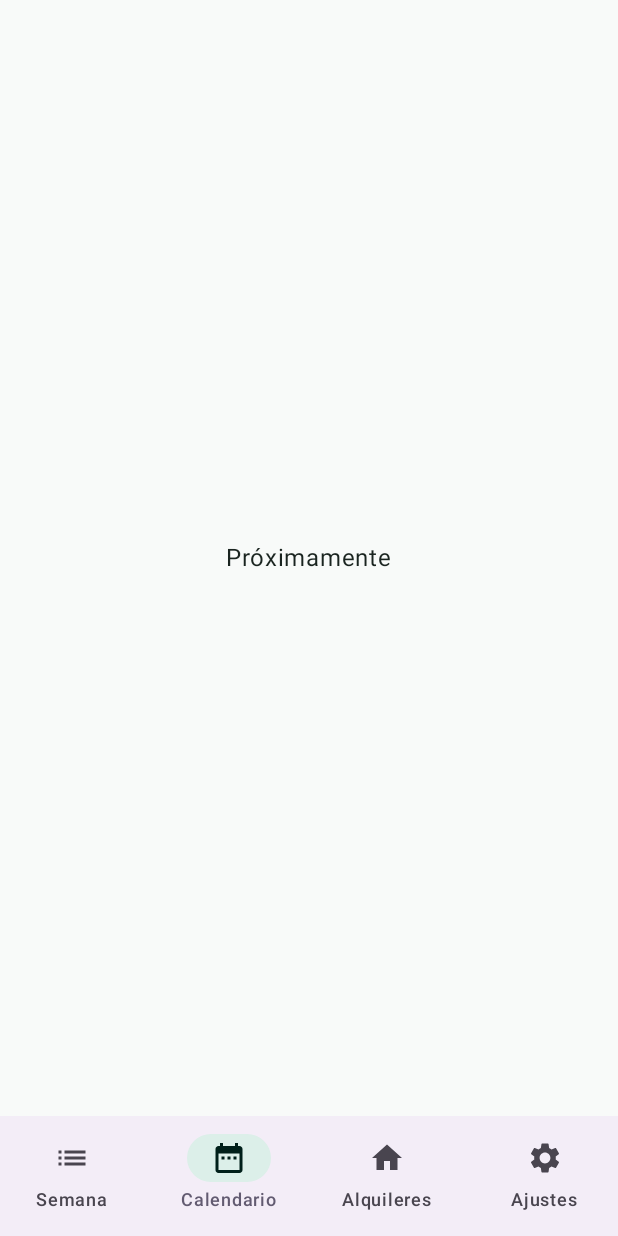
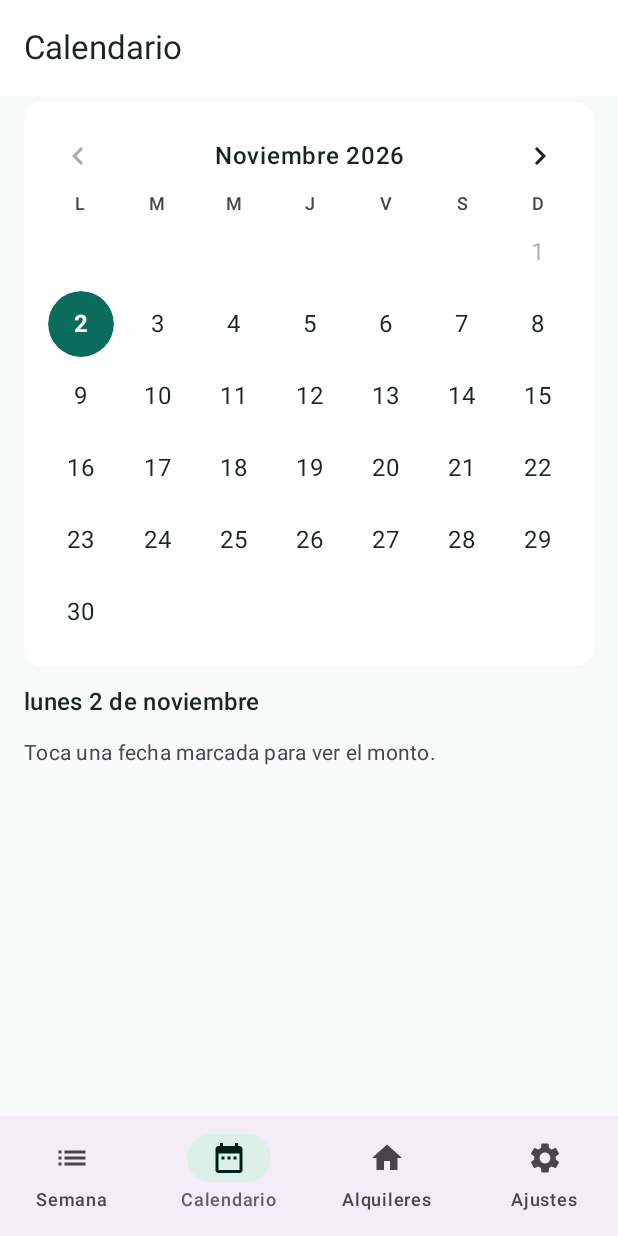
Before and after one commit to brandonC-developer/Mobile, an Android app built with Jetpack Compose: the screen it shows after launch (MainActivity), item 2 of the bottom bar chosen, on a phone screen of 412 x 824 dp. Run offline under Robolectric (Android 15) with nearby library versions, the phone set to English and light mode, and no system bars; our stand-ins replace Room's generated code.

Commit message:
feat: milestone H3 weekly summary and calendar, with unit and screen tests
Co-Authored-By: Claude Sonnet 5.5 <noreply@anthropic.com>

```diff
--- a/app/build.gradle.kts
+++ b/app/build.gradle.kts
@@ -56,6 +56,10 @@ dependencies {
     testImplementation(libs.junit)
     androidTestImplementation(libs.androidx.test.ext.junit)
     androidTestImplementation(libs.androidx.test.runner)
+    androidTestImplementation(libs.androidx.test.espresso.core)
+    androidTestImplementation(platform(libs.androidx.compose.bom))
+    androidTestImplementation(libs.androidx.compose.ui.test.junit4)
+    debugImplementation(libs.androidx.compose.ui.test.manifest)
 }
 
 // Room keeps a JSON copy of each schema version so migrations can be tested (ADR-0002).
--- /dev/null
+++ b/app/src/main/java/app/apartment/mobile/domain/CalendarNavigation.kt
@@ -0,0 +1,29 @@
+package app.apartment.mobile.domain
+
+import java.time.LocalDate
+import java.time.YearMonth
+
+/** FR-014: the cells of a month grid whose weeks start on Monday. Null cells are the blanks before day 1 and after the last day. */
+object CalendarGrid {
+    fun cells(month: YearMonth): List<LocalDate?> {
+        val leading = month.atDay(1).dayOfWeek.value - 1
+        val days = (1..month.lengthOfMonth()).map { month.atDay(it) }
+        val all = List<LocalDate?>(leading) { null } + days
+        return all + List<LocalDate?>((7 - all.size % 7) % 7) { null }
+    }
+}
+
+/** FR-016: previous, current and next week, and no further. The current week is offset 0. */
+object WeekNavigation {
+    const val MIN = -1
+    const val MAX = 1
+
+    fun clamp(offset: Int): Int = offset.coerceIn(MIN, MAX)
+    fun canGoBack(offset: Int): Boolean = offset > MIN
+    fun canGoForward(offset: Int): Boolean = offset < MAX
+    fun weekFor(today: LocalDate, offset: Int): Week = CollectionCalculator.weekOf(today.plusWeeks(clamp(offset).toLong()))
+}
+
+/** FR-015: the week's entries grouped by day, in date order. */
+fun WeekSummary.byDay(): List<Pair<LocalDate, List<Collection>>> =
+    entries.groupBy { it.date }.toList().sortedBy { it.first }
--- a/app/src/main/java/app/apartment/mobile/ui/AppRoot.kt
+++ b/app/src/main/java/app/apartment/mobile/ui/AppRoot.kt
@@ -30,6 +30,8 @@ import androidx.compose.ui.Alignment
 import androidx.compose.ui.Modifier
 import androidx.compose.ui.graphics.vector.ImageVector
 import androidx.compose.ui.res.stringResource
+import androidx.lifecycle.Lifecycle
+import androidx.lifecycle.compose.LifecycleEventEffect
 import androidx.lifecycle.compose.collectAsStateWithLifecycle
 import androidx.lifecycle.viewmodel.compose.viewModel
 import app.apartment.mobile.R
@@ -49,6 +51,7 @@ fun AppRoot(vm: AppViewModel = viewModel()) {
     val savedText = stringResource(R.string.rental_saved, "%s")
 
     BackHandler(enabled = vm.screen != Screen.Tabs) { vm.back() }
+    LifecycleEventEffect(Lifecycle.Event.ON_STOP) { vm.resetHome() }
     LaunchedEffect(pendingMessage) {
         pendingMessage?.let { snackbar.showSnackbar(it); pendingMessage = null }
     }
@@ -75,7 +78,9 @@ fun AppRoot(vm: AppViewModel = viewModel()) {
                         onOpen = { vm.open(Screen.RentalDetail(it)) },
                         onPeople = { vm.open(Screen.People) },
                     )
-                    else -> Box(Modifier.fillMaxSize(), contentAlignment = Alignment.Center) { Text(stringResource(R.string.soon)) }
+                    Tab.WEEK -> WeekScreen(rentals, tenants, properties, today, vm.weekOffset, vm::showWeek)
+                    Tab.CALENDAR -> CalendarScreen(rentals, tenants, properties, today)
+                    Tab.SETTINGS -> Box(Modifier.fillMaxSize(), contentAlignment = Alignment.Center) { Text(stringResource(R.string.soon)) }
                 }
             }
         }
--- a/app/src/main/java/app/apartment/mobile/ui/AppViewModel.kt
+++ b/app/src/main/java/app/apartment/mobile/ui/AppViewModel.kt
@@ -13,6 +13,7 @@ import app.apartment.mobile.data.Repository
 import app.apartment.mobile.data.TenantEntity
 import app.apartment.mobile.domain.Rental
 import app.apartment.mobile.domain.RentalError
+import app.apartment.mobile.domain.WeekNavigation
 import java.time.LocalDate
 import kotlinx.coroutines.flow.SharingStarted
 import kotlinx.coroutines.flow.map
@@ -39,10 +40,21 @@ class AppViewModel(app: Application) : AndroidViewModel(app) {
 
     var screen: Screen by mutableStateOf(Screen.Tabs)
         private set
-    var tab by mutableStateOf(Tab.RENTALS)
+    var tab by mutableStateOf(Tab.WEEK)
         private set
 
     fun today(): LocalDate = LocalDate.now()
+
+    var weekOffset by mutableStateOf(0)
+        private set
+
+    fun showWeek(offset: Int) { weekOffset = WeekNavigation.clamp(offset) }
+
+    /** FR-016: leaving the app and coming back shows the current week again. */
+    fun resetHome() {
+        weekOffset = 0
+        if (screen == Screen.Tabs) tab = Tab.WEEK
+    }
 
     fun open(next: Screen) { screen = next }
     fun selectTab(next: Tab) { tab = next }
--- /dev/null
+++ b/app/src/main/java/app/apartment/mobile/ui/CalendarScreen.kt
@@ -0,0 +1,169 @@
+@file:OptIn(ExperimentalMaterial3Api::class)
+
+package app.apartment.mobile.ui
+
+import androidx.compose.foundation.BorderStroke
+import androidx.compose.foundation.border
+import androidx.compose.foundation.clickable
+import androidx.compose.foundation.layout.Arrangement
+import androidx.compose.foundation.layout.Box
+import androidx.compose.foundation.layout.Column
+import androidx.compose.foundation.layout.Row
+import androidx.compose.foundation.layout.fillMaxSize
+import androidx.compose.foundation.layout.fillMaxWidth
+import androidx.compose.foundation.layout.heightIn
+import androidx.compose.foundation.layout.padding
+import androidx.compose.foundation.layout.size
+import androidx.compose.foundation.rememberScrollState
+import androidx.compose.foundation.shape.CircleShape
+import androidx.compose.foundation.verticalScroll
+import androidx.compose.material.icons.Icons
+import androidx.compose.material.icons.filled.KeyboardArrowLeft
+import androidx.compose.material.icons.filled.KeyboardArrowRight
+import androidx.compose.material3.Card
+import androidx.compose.material3.CardDefaults
+import androidx.compose.material3.ExperimentalMaterial3Api
+import androidx.compose.material3.Icon
+import androidx.compose.material3.IconButton
+import androidx.compose.material3.MaterialTheme
+import androidx.compose.material3.Scaffold
+import androidx.compose.material3.Text
+import androidx.compose.runtime.Composable
+import androidx.compose.runtime.getValue
+import androidx.compose.runtime.mutableStateOf
+import androidx.compose.runtime.saveable.rememberSaveable
+import androidx.compose.runtime.setValue
+import androidx.compose.ui.Alignment
+import androidx.compose.ui.Modifier
+import androidx.compose.ui.draw.clip
+import androidx.compose.ui.draw.drawBehind
+import androidx.compose.ui.graphics.Color
+import androidx.compose.ui.platform.testTag
+import androidx.compose.ui.res.stringResource
+import androidx.compose.ui.text.font.FontWeight
+import androidx.compose.ui.text.style.TextAlign
+import androidx.compose.ui.unit.dp
+import app.apartment.mobile.R
+import app.apartment.mobile.data.PropertyEntity
+import app.apartment.mobile.data.TenantEntity
+import app.apartment.mobile.domain.CalendarGrid
+import app.apartment.mobile.domain.CollectionCalculator
+import app.apartment.mobile.domain.Format
+import app.apartment.mobile.domain.Rental
+import java.time.LocalDate
+import java.time.YearMonth
+
+private val dayLetters = listOf("L", "M", "M", "J", "V", "S", "D")
+
+/**
+ * UC-005, FR-014: a month grid of collections due today and later. Dates before today show no collections and
+ * cannot be selected; no statuses are shown (AC-FR-014-3). The month cannot go back before the current month.
+ */
+@Composable
+fun CalendarScreen(
+    rentals: List<Rental>, tenants: List<TenantEntity>, properties: List<PropertyEntity>, today: LocalDate,
+) {
+    var monthEpoch by rememberSaveable { mutableStateOf(today.withDayOfMonth(1).toEpochDay()) }
+    var selectedEpoch by rememberSaveable { mutableStateOf(today.toEpochDay()) }
+    val month = YearMonth.from(LocalDate.ofEpochDay(monthEpoch))
+    val selected = LocalDate.ofEpochDay(selectedEpoch)
+    val current = YearMonth.from(today)
+    val inMonth = CollectionCalculator.calendar(rentals, month, today)
+    val withCollections = inMonth.map { it.date }.toSet()
+    val ofSelected = inMonth.filter { it.date == selected }
+
+    Scaffold(topBar = { AppTopBar(stringResource(R.string.calendar_title)) }) { padding ->
+        Column(
+            Modifier.fillMaxSize().padding(padding).padding(horizontal = 16.dp, vertical = 4.dp).verticalScroll(rememberScrollState()),
+            verticalArrangement = Arrangement.spacedBy(12.dp),
+        ) {
+            Card(Modifier.fillMaxWidth(), colors = CardDefaults.cardColors(containerColor = MaterialTheme.colorScheme.surface)) {
+                Column(Modifier.padding(12.dp)) {
+                    Row(verticalAlignment = Alignment.CenterVertically) {
+                        IconButton(
+                            onClick = { monthEpoch = month.minusMonths(1).atDay(1).toEpochDay() }, enabled = month.isAfter(current),
+                            modifier = Modifier.size(48.dp).testTag("month-previous"),
+                        ) { Icon(Icons.Default.KeyboardArrowLeft, contentDescription = stringResource(R.string.calendar_prev_month)) }
+                        Text(
+                            Format.monthYear(month.atDay(1)), fontWeight = FontWeight.SemiBold, textAlign = TextAlign.Center,
+                            modifier = Modifier.weight(1f).testTag("month-label"),
+                        )
+                        IconButton(
+                            onClick = { monthEpoch = month.plusMonths(1).atDay(1).toEpochDay() },
+                            modifier = Modifier.size(48.dp).testTag("month-next"),
+                        ) { Icon(Icons.Default.KeyboardArrowRight, contentDescription = stringResource(R.string.calendar_next_month)) }
+                    }
+                    Row(Modifier.fillMaxWidth()) {
+                        dayLetters.forEach {
+                            Text(
+                                it, modifier = Modifier.weight(1f), textAlign = TextAlign.Center,
+                                style = MaterialTheme.typography.labelMedium, color = MaterialTheme.colorScheme.onSurfaceVariant,
+                            )
+                        }
+                    }
+                    CalendarGrid.cells(month).chunked(7).forEach { week ->
+                        Row(Modifier.fillMaxWidth()) {
+                            week.forEach { date ->
+                                DayCell(
+                                    date = date, today = today, selected = selected, marked = date in withCollections,
+                                    onSelect = { selectedEpoch = it.toEpochDay() }, modifier = Modifier.weight(1f),
+                                )
+                            }
+                        }
+                    }
+                }
+            }
+
+            Text(Format.longDate(selected), style = MaterialTheme.typography.titleMedium, fontWeight = FontWeight.SemiBold)
+            if (ofSelected.isEmpty()) {
+                Text(
+                    stringResource(if (withCollections.isEmpty()) R.string.calendar_hint else R.string.calendar_day_none),
+                    style = MaterialTheme.typography.bodyMedium, color = MaterialTheme.colorScheme.onSurfaceVariant,
+                    modifier = Modifier.testTag("day-empty"),
+                )
+            }
+            ofSelected.forEach { entry ->
+                CollectionRow(
+                    property = properties.firstOrNull { it.id == entry.propertyId }?.name.orEmpty(),
+                    tenant = tenants.firstOrNull { it.id == entry.tenantId }?.fullName.orEmpty(),
+                    amount = entry.amount,
+                )
+            }
+        }
+    }
+}
+
+@Composable
+private fun DayCell(
+    date: LocalDate?, today: LocalDate, selected: LocalDate, marked: Boolean, onSelect: (LocalDate) -> Unit, modifier: Modifier,
+) {
+    Box(modifier.heightIn(min = 48.dp), contentAlignment = Alignment.Center) {
+        if (date == null) return@Box
+        val past = date.isBefore(today)
+        val isSelected = date == selected
+        val colors = MaterialTheme.colorScheme
+        val background = when {
+            isSelected -> colors.primary
+            marked -> colors.primaryContainer
+            else -> Color.Transparent
+        }
+        val textColor = when {
+            isSelected -> colors.onPrimary
+            marked -> colors.onPrimaryContainer
+            past -> colors.onSurface.copy(alpha = 0.38f)
+            else -> colors.onSurface
+        }
+        Box(
+            Modifier
+                .size(44.dp)
+                .clip(CircleShape)
+                .drawBehind { drawCircle(background) }
+                .then(if (date == today && !isSelected) Modifier.border(BorderStroke(1.5.dp, colors.primary), CircleShape) else Modifier)
+                .then(if (past) Modifier else Modifier.clickable { onSelect(date) })
+                .testTag("day-$date"),
+            contentAlignment = Alignment.Center,
+        ) {
+            Text(date.dayOfMonth.toString(), color = textColor, fontWeight = if (marked || isSelected) FontWeight.Bold else FontWeight.Normal)
+        }
+    }
+}
--- /dev/null
+++ b/app/src/main/java/app/apartment/mobile/ui/WeekScreen.kt
@@ -0,0 +1,129 @@
+@file:OptIn(ExperimentalMaterial3Api::class)
+
+package app.apartment.mobile.ui
+
+import androidx.compose.foundation.layout.Arrangement
+import androidx.compose.foundation.layout.Column
+import androidx.compose.foundation.layout.PaddingValues
+import androidx.compose.foundation.layout.Row
+import androidx.compose.foundation.layout.fillMaxSize
+import androidx.compose.foundation.layout.fillMaxWidth
+import androidx.compose.foundation.layout.padding
+import androidx.compose.foundation.layout.size
+import androidx.compose.foundation.lazy.LazyColumn
+import androidx.compose.foundation.lazy.items
+import androidx.compose.material.icons.Icons
+import androidx.compose.material.icons.filled.KeyboardArrowLeft
+import androidx.compose.material.icons.filled.KeyboardArrowRight
+import androidx.compose.material3.Card
+import androidx.compose.material3.CardDefaults
+import androidx.compose.material3.ExperimentalMaterial3Api
+import androidx.compose.material3.Icon
+import androidx.compose.material3.IconButton
+import androidx.compose.material3.MaterialTheme
+import androidx.compose.material3.Scaffold
+import androidx.compose.material3.Surface
+import androidx.compose.material3.Text
+import androidx.compose.runtime.Composable
+import androidx.compose.ui.Alignment
+import androidx.compose.ui.Modifier
+import androidx.compose.ui.platform.testTag
+import androidx.compose.ui.res.stringResource
+import androidx.compose.ui.text.font.FontWeight
+import androidx.compose.ui.text.style.TextAlign
+import androidx.compose.ui.unit.dp
+import app.apartment.mobile.R
+import app.apartment.mobile.data.PropertyEntity
+import app.apartment.mobile.data.TenantEntity
+import app.apartment.mobile.domain.CollectionCalculator
+import app.apartment.mobile.domain.Format
+import app.apartment.mobile.domain.Rental
+import app.apartment.mobile.domain.WeekNavigation
+import app.apartment.mobile.domain.byDay
+import java.time.LocalDate
+
+/**
+ * UC-004, FR-015 to FR-017: collections of one week, Monday to Sunday, with the total. [offset] is 0 for the
+ * current week; the previous and next weeks are the only others (FR-016). No statuses are shown (FR-015).
+ */
+@Composable
+fun WeekScreen(
+    rentals: List<Rental>, tenants: List<TenantEntity>, properties: List<PropertyEntity>, today: LocalDate,
+    offset: Int, onOffset: (Int) -> Unit,
+) {
+    val summary = CollectionCalculator.weekSummary(rentals, WeekNavigation.weekFor(today, offset).start)
+    val subtitle = when (offset) {
+        0 -> R.string.week_subtitle_current
+        -1 -> R.string.week_subtitle_previous
+        else -> R.string.week_subtitle_next
+    }
+    Scaffold(topBar = { AppTopBar(stringResource(R.string.week_title)) }) { padding ->
+        LazyColumn(
+            Modifier.fillMaxSize().padding(padding),
+            contentPadding = PaddingValues(16.dp, 4.dp, 16.dp, 24.dp),
+            verticalArrangement = Arrangement.spacedBy(8.dp),
+        ) {
+            item {
+                Card(Modifier.fillMaxWidth(), colors = CardDefaults.cardColors(containerColor = MaterialTheme.colorScheme.surface)) {
+                    Row(Modifier.padding(8.dp), verticalAlignment = Alignment.CenterVertically) {
+                        IconButton(
+                            onClick = { onOffset(WeekNavigation.clamp(offset - 1)) }, enabled = WeekNavigation.canGoBack(offset),
+                            modifier = Modifier.size(48.dp).testTag("week-previous"),
+                        ) { Icon(Icons.Default.KeyboardArrowLeft, contentDescription = stringResource(R.string.week_go_previous)) }
+                        Column(Modifier.weight(1f), horizontalAlignment = Alignment.CenterHorizontally) {
+                            Text(Format.weekRange(summary.week), fontWeight = FontWeight.SemiBold, modifier = Modifier.testTag("week-range"))
+                            Text(
+                                stringResource(subtitle), style = MaterialTheme.typography.bodyMedium,
+                                color = MaterialTheme.colorScheme.onSurfaceVariant, textAlign = TextAlign.Center,
+                            )
+                        }
+                        IconButton(
+                            onClick = { onOffset(WeekNavigation.clamp(offset + 1)) }, enabled = WeekNavigation.canGoForward(offset),
+                            modifier = Modifier.size(48.dp).testTag("week-next"),
+                        ) { Icon(Icons.Default.KeyboardArrowRight, contentDescription = stringResource(R.string.week_go_next)) }
+                    }
+                }
+            }
+            if (summary.entries.isEmpty()) {
+                item { EmptyState(stringResource(R.string.week_empty_title), stringResource(R.string.week_empty_body)) }
+            }
+            summary.byDay().forEach { (date, entries) ->
+                item(key = "day-$date") { SectionLabel(Format.longDate(date)) }
+                items(entries, key = { "${it.rentalId}-${it.date}" }) { entry ->
+                    CollectionRow(
+                        property = properties.firstOrNull { it.id == entry.propertyId }?.name.orEmpty(),
+                        tenant = tenants.firstOrNull { it.id == entry.tenantId }?.fullName.orEmpty(),
+                        amount = entry.amount,
+                    )
+                }
+            }
+            if (summary.entries.isNotEmpty()) {
+                item {
+                    Surface(shape = MaterialTheme.shapes.medium, color = MaterialTheme.colorScheme.primary, modifier = Modifier.fillMaxWidth()) {
+                        Row(Modifier.padding(horizontal = 16.dp, vertical = 14.dp)) {
+                            Text(stringResource(R.string.week_total), color = MaterialTheme.colorScheme.onPrimary, modifier = Modifier.weight(1f))
+                            Text(
+                                Format.colones(summary.total), color = MaterialTheme.colorScheme.onPrimary,
+                                fontWeight = FontWeight.Bold, modifier = Modifier.testTag("week-total"),
+                            )
+                        }
+                    }
+                }
+            }
+        }
+    }
+}
+
+/** One collection: property, tenant and amount (FR-015). */
+@Composable
+fun CollectionRow(property: String, tenant: String, amount: Long) {
+    Card(Modifier.fillMaxWidth(), colors = CardDefaults.cardColors(containerColor = MaterialTheme.colorScheme.surface)) {
+        Row(Modifier.padding(horizontal = 16.dp, vertical = 12.dp), verticalAlignment = Alignment.CenterVertically) {
+            Column(Modifier.weight(1f)) {
+                Text(property, fontWeight = FontWeight.SemiBold)
+                Text(tenant, style = MaterialTheme.typography.bodyMedium, color = MaterialTheme.colorScheme.onSurfaceVariant)
+            }
+            Text(Format.colones(amount), fontWeight = FontWeight.Bold)
+        }
+    }
+}
--- a/app/src/main/res/values/strings.xml
+++ b/app/src/main/res/values/strings.xml
@@ -87,4 +87,21 @@
     <string name="end_dialog_title">Terminar alquiler</string>
     <string name="end_dialog_body">Elige el último día del alquiler. Ese día todavía se cobra.</string>
     <string name="end_dialog_confirm">Terminar</string>
+    <!-- Week (UC-004) -->
+    <string name="week_title">Semana</string>
+    <string name="week_subtitle_current">Semana actual</string>
+    <string name="week_subtitle_previous">Semana anterior</string>
+    <string name="week_subtitle_next">Semana siguiente</string>
+    <string name="week_go_previous">Ir a la semana anterior</string>
+    <string name="week_go_next">Ir a la semana siguiente</string>
+    <string name="week_total">Total de la semana</string>
+    <string name="week_empty_title">Sin cobros esta semana</string>
+    <string name="week_empty_body">No hay cobros con fecha entre el lunes y el domingo.</string>
+
+    <!-- Calendar (UC-005) -->
+    <string name="calendar_title">Calendario</string>
+    <string name="calendar_prev_month">Mes anterior</string>
+    <string name="calendar_next_month">Mes siguiente</string>
+    <string name="calendar_hint">Toca una fecha marcada para ver el monto.</string>
+    <string name="calendar_day_none">Sin cobros este día</string>
 </resources>
--- a/gradle/libs.versions.toml
+++ b/gradle/libs.versions.toml
@@ -21,6 +21,8 @@ androidx-compose-bom = { module = "androidx.compose:compose-bom", version.ref =
 androidx-compose-ui = { module = "androidx.compose.ui:ui" }
 androidx-compose-ui-tooling-preview = { module = "androidx.compose.ui:ui-tooling-preview" }
 androidx-compose-ui-tooling = { module = "androidx.compose.ui:ui-tooling" }
+androidx-compose-ui-test-junit4 = { module = "androidx.compose.ui:ui-test-junit4" }
+androidx-compose-ui-test-manifest = { module = "androidx.compose.ui:ui-test-manifest" }
 androidx-compose-material3 = { module = "androidx.compose.material3:material3" }
 androidx-room-runtime = { module = "androidx.room:room-runtime", version.ref = "room" }
 androidx-room-ktx = { module = "androidx.room:room-ktx", version.ref = "room" }
@@ -28,6 +30,7 @@ androidx-room-compiler = { module = "androidx.room:room-compiler", version.ref =
 junit = { module = "junit:junit", version.ref = "junit" }
 androidx-test-ext-junit = { module = "androidx.test.ext:junit", version = "1.2.1" }
 androidx-test-runner = { module = "androidx.test:runner", version = "1.6.1" }
+androidx-test-espresso-core = { module = "androidx.test.espresso:espresso-core", version = "3.7.0" }
 
 [plugins]
 android-application = { id = "com.android.application", version.ref = "agp" }
```
Also changed, not shown: 5 other files.
